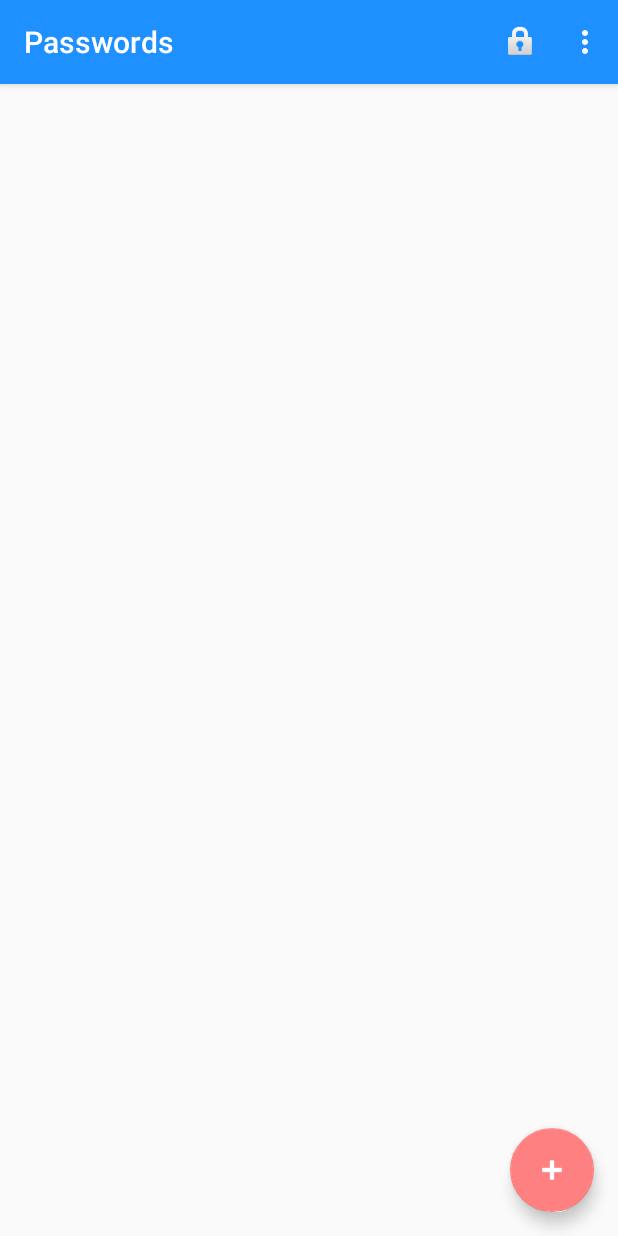
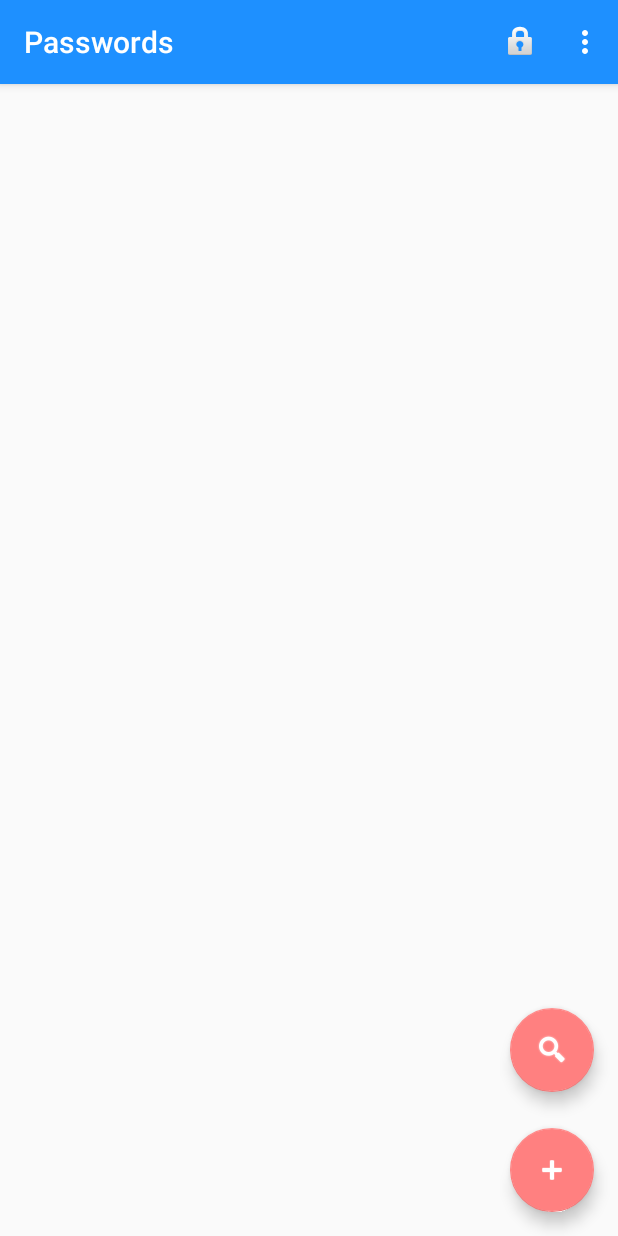
Before and after one commit to AndyCooler/github-pass15, an Android app: the PasswordsActivity screen opened directly, with no data from a screen before it, on a phone screen of 412 x 824 dp. Run offline under Robolectric (Android 15) with nearby library versions, the phone set to English and light mode, and no system bars.

Commit message:
added search functionality

```diff
--- a/app/src/main/java/com/mythosapps/pass15/PasswordsActivity.java
+++ b/app/src/main/java/com/mythosapps/pass15/PasswordsActivity.java
@@ -40,8 +40,8 @@ public class PasswordsActivity extends AppCompatActivity {
     // Navigation
     public final static String EXTRA_MESSAGE = "com.mythosapps.pass15.MESSAGE";
 
-    private static ViewGroup.LayoutParams TEXTVIEW_LAYOUT_PARAMS_FLOW = new TableRow.LayoutParams(WRAP_CONTENT, WRAP_CONTENT, .1f);
-    private static ViewGroup.LayoutParams TEXTVIEW_LAYOUT_PARAMS_MAX = new TableRow.LayoutParams(0, WRAP_CONTENT, .4f);
+    private static ViewGroup.LayoutParams TEXTVIEW_LAYOUT_PARAMS_FLOW = new TableRow.LayoutParams(WRAP_CONTENT, WRAP_CONTENT, .3f);
+    private static ViewGroup.LayoutParams TEXTVIEW_LAYOUT_PARAMS_MAX = new TableRow.LayoutParams(0, WRAP_CONTENT, .7f);
 
     // Storage
     private ConfigStorageFacade plaintextStorage;
@@ -52,6 +52,7 @@ public class PasswordsActivity extends AppCompatActivity {
     private Random random = new Random();
     private static boolean isPaused;
     private static Timestamp lastUserActivity = new Timestamp(System.currentTimeMillis());
+    private String searchKeyword;
 
     @Override
     protected void onCreate(Bundle savedInstanceState) {
@@ -80,6 +81,14 @@ public class PasswordsActivity extends AppCompatActivity {
             @Override
             public void onClick(View view) {
                 menuNewTask();
+            }
+        });
+
+        FloatingActionButton fab2 = (FloatingActionButton) findViewById(R.id.fab2);
+        fab2.setOnClickListener(new View.OnClickListener() {
+            @Override
+            public void onClick(View view) {
+                menuSearch();
             }
         });
 
@@ -120,10 +129,6 @@ public class PasswordsActivity extends AppCompatActivity {
         TableLayout table = (TableLayout) findViewById(R.id.tableView);
         table.removeAllViews();
         table.setShrinkAllColumns(true);
-        table.setColumnShrinkable(1, true);
-        //table.setColumnStretchable(1, true);
-        table.setColumnShrinkable(2, true);
-        //table.setColumnShrinkable(3, true);
 
         TableRow row = null;
         TableRow previousRow = null;
@@ -150,6 +155,9 @@ public class PasswordsActivity extends AppCompatActivity {
             PasswordEntry.addEntryToCategory(list, data);
         }
 
+        if (searchKeyword == null || searchKeyword.trim().equals("")) {
+            searchKeyword = "@@no_search_keyword@@";
+        }
         for (final PasswordEntry data : list) {
 
             if (data != null) {
@@ -157,11 +165,9 @@ public class PasswordsActivity extends AppCompatActivity {
                 row = new TableRow(this);
                 row.setLayoutParams(lp);
 
-                row.addView(createTextViewInFlow(data.getCategory(), ColorsUI.DARK_BLUE_DEFAULT));
-                row.addView(createTextViewMaxWidth(data.getName(), ColorsUI.DARK_BLUE_DEFAULT));
-
-                row.addView(createTextViewMaxWidth(data.getUsername(), ColorsUI.DARK_BLUE_DEFAULT));
-                row.addView(createTextViewRight("***", ColorsUI.DARK_BLUE_DEFAULT));
+                int color = matches(data.getName()) || matches(data.getUsername()) ? ColorsUI.RED_FLAGGED : ColorsUI.DARK_BLUE_DEFAULT;
+                row.addView(createTextViewInFlow(data.getCategory(), color));
+                row.addView(createTextViewMaxWidth(data.getName(), color));
 
                 row.setOnClickListener(new View.OnClickListener() {
                     @Override
@@ -180,6 +186,10 @@ public class PasswordsActivity extends AppCompatActivity {
 //        table.addView(line);
 
         Log.i(getClass().getName(), "initialize() finished.");
+    }
+
+    private boolean matches(String name) {
+        return  name == null ? false : name.contains(searchKeyword);
     }
 
     private String trimmed(String displayString) {
@@ -321,4 +331,18 @@ public class PasswordsActivity extends AppCompatActivity {
         taskUI.show();
     }
 
+    public void menuSearch() {
+        final SearchUI taskUI = new SearchUI(this);
+
+        taskUI.setOkButton(getString(R.string.search_button), new DialogInterface.OnClickListener() {
+
+            @Override
+            public void onClick(DialogInterface dialog, int which) {
+                searchKeyword = taskUI.getSearchKeyword();
+                initialize();
+            }
+        });
+        taskUI.setCancelButton(getString(R.string.new_password_cancel_button));
+        taskUI.show();
+    }
 }
--- a/app/src/main/res/layout/activity_passwords.xml
+++ b/app/src/main/res/layout/activity_passwords.xml
@@ -58,5 +58,16 @@
         app:backgroundTint="#ff8080"
         app:srcCompat="@android:drawable/ic_input_add" />
 
+    <android.support.design.widget.FloatingActionButton
+        android:id="@+id/fab2"
+        android:layout_width="wrap_content"
+        android:layout_height="wrap_content"
+        android:layout_gravity="bottom|end"
+        android:layout_marginEnd="@dimen/fab_margin"
+        android:layout_marginRight="@dimen/fab_margin"
+        android:layout_marginBottom="@dimen/fab_margin2"
+        android:tint="@android:color/white"
+        app:backgroundTint="#ff8080"
+        app:srcCompat="@android:drawable/ic_search_category_default" />
 
 </android.support.design.widget.CoordinatorLayout>
--- a/app/src/main/res/values/dimens.xml
+++ b/app/src/main/res/values/dimens.xml
@@ -1,3 +1,4 @@
 <resources>
     <dimen name="fab_margin">16dp</dimen>
+    <dimen name="fab_margin2">96dp</dimen>
 </resources>
--- a/app/src/main/res/values/strings.xml
+++ b/app/src/main/res/values/strings.xml
@@ -15,6 +15,7 @@
     <string name="edit_password_generate_button">Generate</string>
     <string name="edit_password_show_hide_button">Show/Hide</string>
     <string name="edit_password_confirm_delete">Press \'Save\' to confirm delete.</string>
+    <string name="search_button">Go!</string>
     <string name="menu_about">About..</string>
     <string name="new_unlock_code_save_success">Code saved.</string>
     <string name="new_unlock_code_save_error">Error: Code NOT saved!</string>
```
Also changed, not shown: app/src/main/java/com/mythosapps/pass15/SearchUI.java (added, +100 -0 lines).
